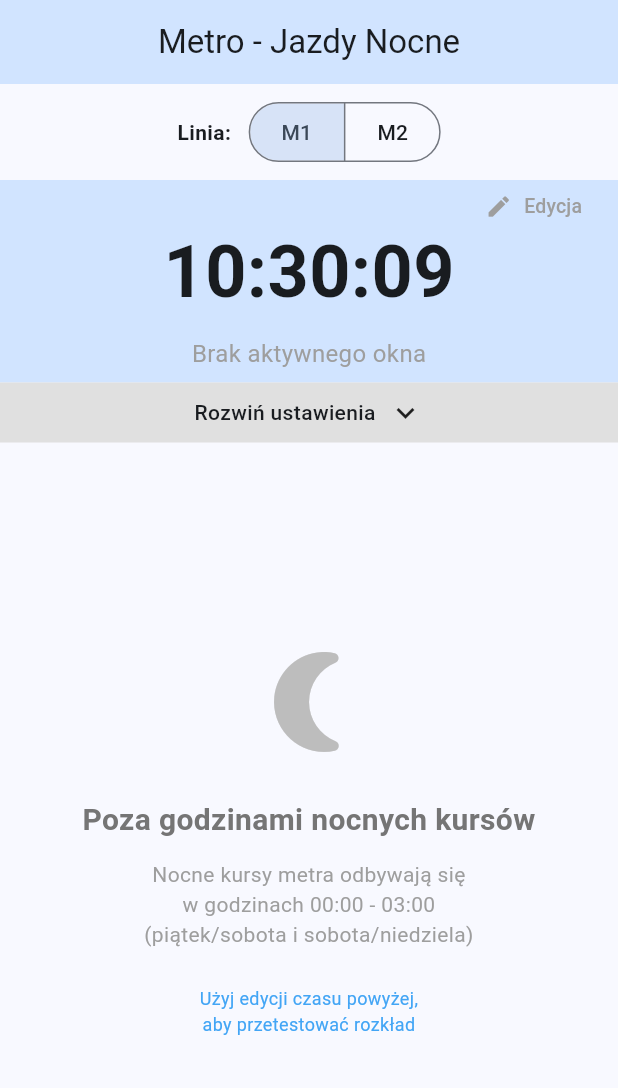
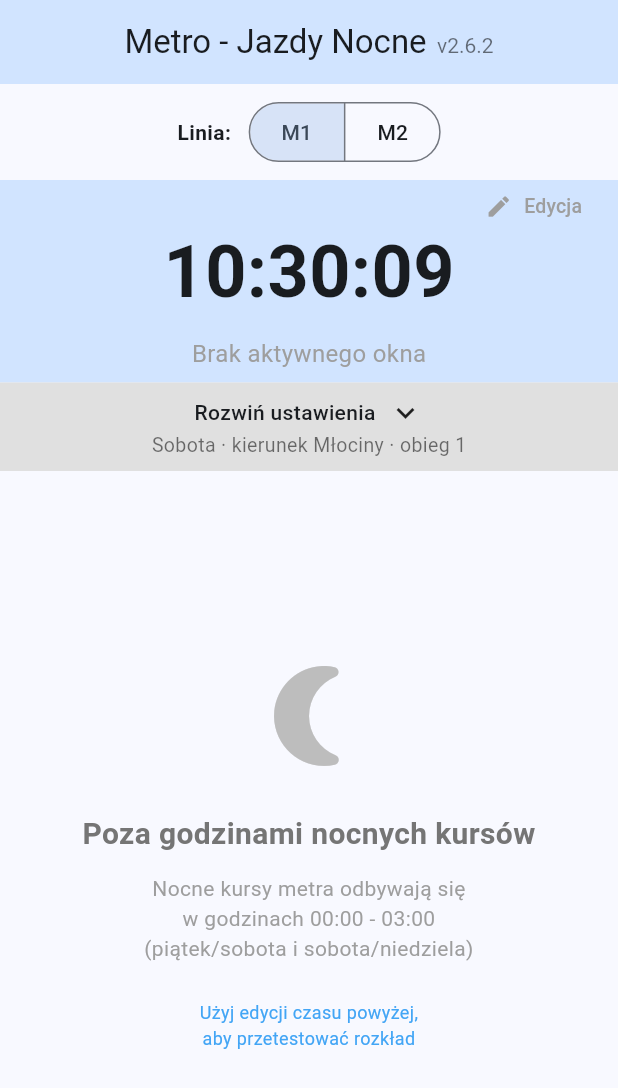
Before and after one commit to pablop76/jazdy-nocne, a Flutter app: the screen it shows after launch, after a tap on "ROZUMIEM I AKCEPTUJĘ", on a phone screen of 412 x 824 dp. Shown: the top 1088 px of the screen. Run offline on Flutter 3.47's test engine with Material 3 defaults, Android fonts, the phone set to English and light mode, and no system bars; our stand-ins replace audioplayers, flutter_tts, package_info_plus, shared_preferences, wakelock_plus; missing offline and left inert: ota_update; network calls fail.

Commit message:
Wersja 2.6.2: numer wersji w tytule i widoczny zapamiętany wybór
Obok tytułu jest numer zainstalowanej wersji. Pod paskiem "Rozwiń ustawienia" widać zapamiętany dzień, kierunek i obieg, a po rozwinięciu pasek "Zwiń ustawienia" ma wyraźny kolor.

```diff
--- a/lib/screens/home_screen.dart
+++ b/lib/screens/home_screen.dart
@@ -57,6 +57,7 @@ class _HomeScreenState extends State<HomeScreen> with WidgetsBindingObserver {
   String _alertMessage = '';
   String? _lastAlertKey;
   Timer? _alertDismissTimer;
+  String _appVersion = ''; // Numer wersji pokazywany w tytule
 
   @override
   void initState() {
@@ -70,6 +71,7 @@ class _HomeScreenState extends State<HomeScreen> with WidgetsBindingObserver {
     _hourController.text = _currentTime.hour.toString().padLeft(2, '0');
     _minuteController.text = _currentTime.minute.toString().padLeft(2, '0');
     _restoreSelection();
+    _loadAppVersion();
     _checkForUpdate();
     // Aktualizuj czas co sekundę
     _timer = Timer.periodic(const Duration(seconds: 1), (timer) {
@@ -124,6 +126,11 @@ class _HomeScreenState extends State<HomeScreen> with WidgetsBindingObserver {
     await prefs.setString(_prefDayType, _dayType.name);
     await prefs.setString(_prefDirection, _direction.name);
     await prefs.setInt(_prefCircuit, _selectedCircuit);
+  }
+
+  Future<void> _loadAppVersion() async {
+    final version = await UpdateService.currentVersion();
+    if (mounted) setState(() => _appVersion = version);
   }
 
   // Sprawdź, czy jest nowsza wersja aplikacji, i zaproponuj aktualizację
@@ -246,6 +253,18 @@ class _HomeScreenState extends State<HomeScreen> with WidgetsBindingObserver {
     }
   }
 
+  // Krótki opis zapamiętanego wyboru, np. „Sobota · kierunek Młociny · obieg 4”
+  String _selectionSummary() {
+    final day = _dayType == DayType.friday ? 'Piątek' : 'Sobota';
+    final String direction;
+    if (_metroLine == MetroLine.m1) {
+      direction = _direction == Direction.mlociny ? 'Młociny' : 'Kabaty';
+    } else {
+      direction = _direction == Direction.mlociny ? 'Bemowo' : 'Bródno';
+    }
+    return '$day · kierunek $direction · obieg $_selectedCircuit';
+  }
+
   String _directionLabelForPoint(RoutePoint point) {
     if (point.stationId.startsWith('C')) {
       return _direction == Direction.mlociny ? '→ Bemowo' : '→ Bródno';
@@ -353,7 +372,21 @@ class _HomeScreenState extends State<HomeScreen> with WidgetsBindingObserver {
         Positioned.fill(
           child: Scaffold(
             appBar: AppBar(
-              title: const Text('Metro - Jazdy Nocne'),
+              title: Text.rich(
+                TextSpan(
+                  text: 'Metro - Jazdy Nocne',
+                  children: [
+                    if (_appVersion.isNotEmpty)
+                      TextSpan(
+                        text: '  v$_appVersion',
+                        style: const TextStyle(
+                          fontSize: 14,
+                          color: Colors.black54,
+                        ),
+                      ),
+                  ],
+                ),
+              ),
               centerTitle: true,
               backgroundColor: Theme.of(context).colorScheme.primaryContainer,
             ),
@@ -753,21 +786,48 @@ class _HomeScreenState extends State<HomeScreen> with WidgetsBindingObserver {
                       vertical: 8,
                       horizontal: 16,
                     ),
-                    color: Colors.grey.shade300,
-                    child: Row(
+                    // Po rozwinięciu pasek ma wyraźny kolor, żeby „Zwiń ustawienia”
+                    // nie ginęło wśród szarych wierszy ustawień
+                    color: _settingsExpanded
+                        ? Theme.of(context).colorScheme.primary
+                        : Colors.grey.shade300,
+                    child: Column(
+                      children: [
+                        Row(
                           mainAxisAlignment: MainAxisAlignment.center,
                           children: [
                             Text(
                               _settingsExpanded
                                   ? 'Zwiń ustawienia'
                                   : 'Rozwiń ustawienia',
-                          style: const TextStyle(fontWeight: FontWeight.w500),
+                              style: TextStyle(
+                                fontWeight: _settingsExpanded
+                                    ? FontWeight.bold
+                                    : FontWeight.w500,
+                                color: _settingsExpanded
+                                    ? Theme.of(context).colorScheme.onPrimary
+                                    : null,
+                              ),
                             ),
                             const SizedBox(width: 8),
                             Icon(
                               _settingsExpanded
                                   ? Icons.keyboard_arrow_up
                                   : Icons.keyboard_arrow_down,
+                              color: _settingsExpanded
+                                  ? Theme.of(context).colorScheme.onPrimary
+                                  : null,
+                            ),
+                          ],
+                        ),
+                        // Zapamiętany wybór widoczny bez rozwijania ustawień
+                        if (!_settingsExpanded)
+                          Text(
+                            _selectionSummary(),
+                            style: const TextStyle(
+                              fontSize: 13,
+                              color: Colors.black54,
+                            ),
                           ),
                       ],
                     ),
--- a/pubspec.yaml
+++ b/pubspec.yaml
@@ -16,7 +16,7 @@ publish_to: 'none' # Remove this line if you wish to publish to pub.dev
 # https://developer.apple.com/library/archive/documentation/General/Reference/InfoPlistKeyReference/Articles/CoreFoundationKeys.html
 # In Windows, build-name is used as the major, minor, and patch parts
 # of the product and file versions while build-number is used as the build suffix.
-version: 2.6.1+27
+version: 2.6.2+28
 
 environment:
   sdk: ^3.10.7
```
Lines whose indentation alone changed are shown as unchanged.
